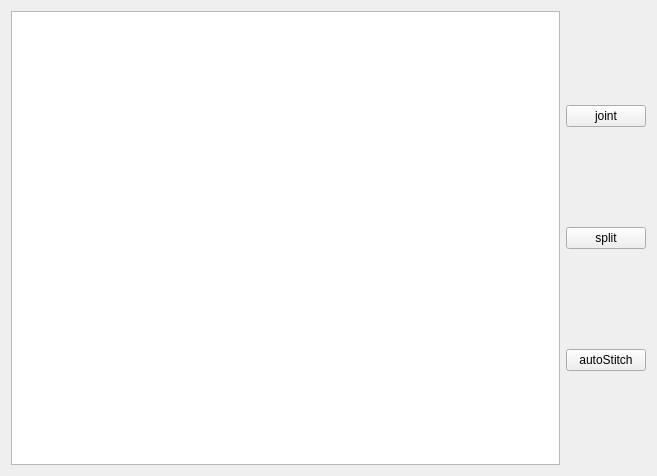
First picture: the form in fragmentarea.ui, repository fkjslee/Fragment, before the edit.
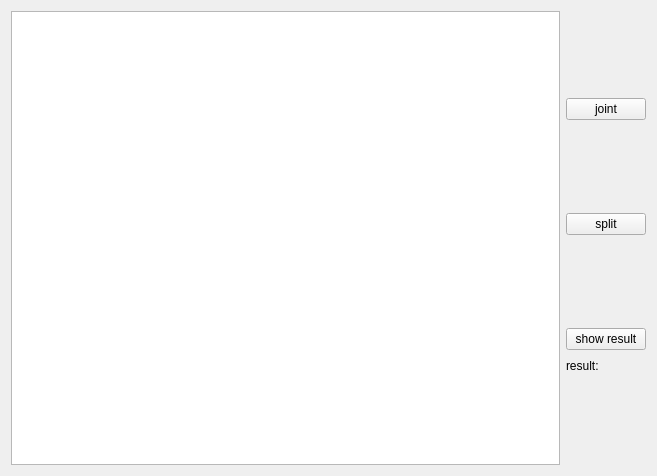
Second picture: the form after the edit.

Commit message: feature: compare with original image and show

The edit to the form file:
```diff
--- a/fragmentarea.ui
+++ b/fragmentarea.ui
@@ -28,7 +28,7 @@
     </widget>
    </item>
    <item>
-    <layout class="QVBoxLayout" name="verticalLayout">
+    <layout class="QVBoxLayout" name="verticalLayout" stretch="1,1,1">
      <item>
       <widget class="QPushButton" name="btnJoint">
        <property name="text">
@@ -44,11 +44,28 @@
       </widget>
      </item>
      <item>
+      <layout class="QVBoxLayout" name="verticalLayout_2">
+       <item>
       <widget class="QPushButton" name="autoStitch">
        <property name="text">
-        <string>autoStitch</string>
-       </property>
-      </widget>
+          <string>show result</string>
+         </property>
+        </widget>
+       </item>
+       <item>
+        <widget class="QLabel" name="resLabel">
+         <property name="maximumSize">
+          <size>
+           <width>16777215</width>
+           <height>20</height>
+          </size>
+         </property>
+         <property name="text">
+          <string>result:</string>
+         </property>
+        </widget>
+       </item>
+      </layout>
      </item>
     </layout>
    </item>
```
Lines whose indentation alone changed are shown as unchanged. The commit also changes 4 other files.
